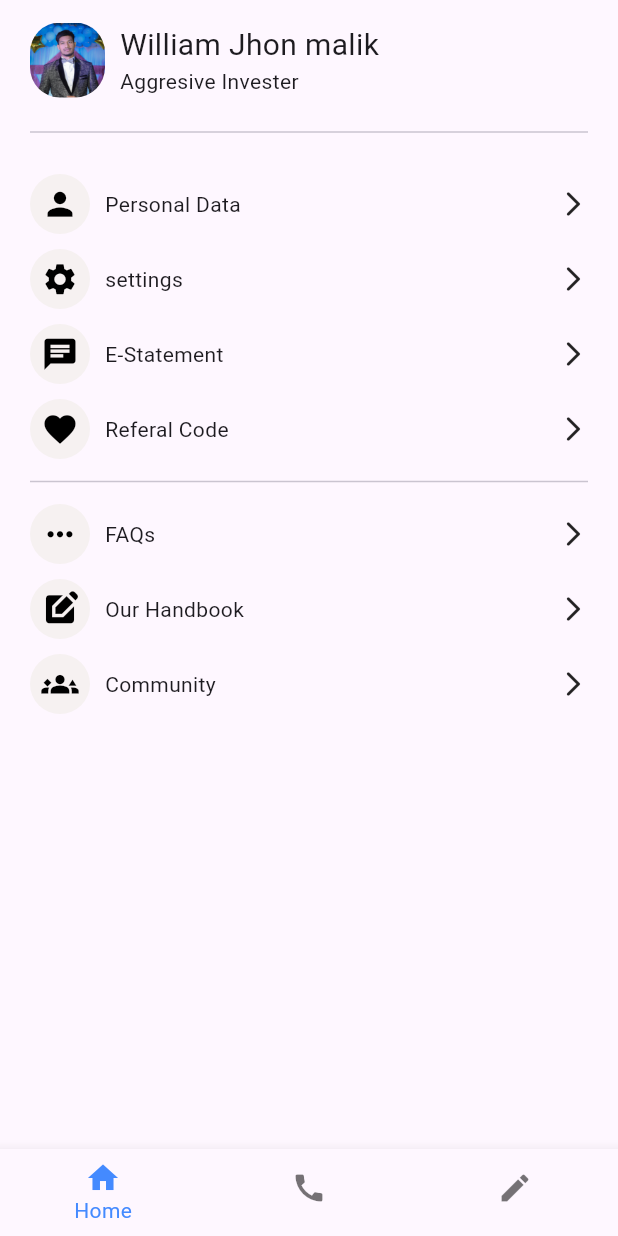
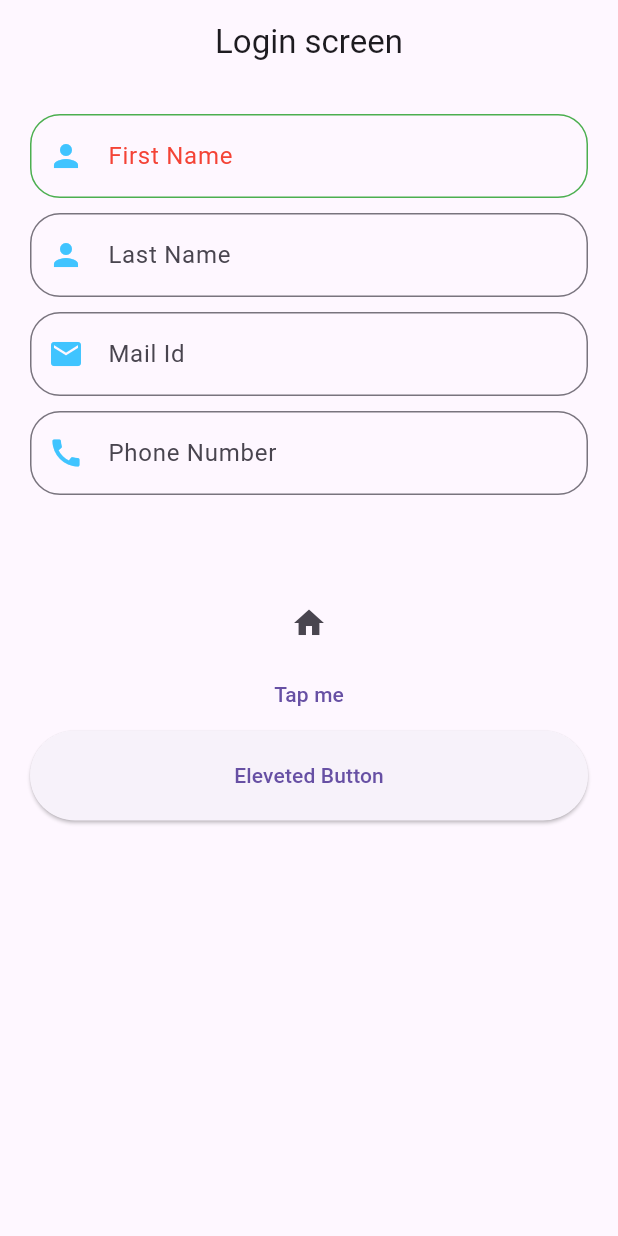
Before and after one commit to Venky2001101/Ride_Koraput, a Flutter app: the screen it shows after launch, on a phone screen of 412 x 824 dp. Run offline on Flutter 3.47's test engine with Material 3 defaults, Android fonts, the phone set to English and light mode, and no system bars.

Commit message:
Login screen

```diff
--- a/lib/main.dart
+++ b/lib/main.dart
@@ -2,7 +2,8 @@ import 'package:flutter/material.dart';
 import 'package:flutter/services.dart';
 import 'package:ride_koraput/screens/dummy_screen.dart';
 import 'package:ride_koraput/screens/home_screen.dart';
-import 'package:ride_koraput/screens/bot_nav/profile_screen.dart';
+import 'package:ride_koraput/screens/bar_screens/profile_screen.dart';
+import 'package:ride_koraput/screens/input/form_input_screen.dart';
 
 void main() {
   WidgetsFlutterBinding.ensureInitialized();
@@ -23,7 +24,7 @@ class App extends StatelessWidget {
       // darkTheme: ThemeData.dark(),
       themeMode: ThemeMode.system,
       debugShowCheckedModeBanner: false,
-      home: ProfileScreen(),
+      home: FormInputScreen(),
     );
   }
 }
--- a/lib/screens/bot_nav/profile_screen.dart
+++ b/lib/screens/bar_screens/profile_screen.dart
@@ -1,6 +1,6 @@
 import 'package:flutter/material.dart';
-import 'package:ride_koraput/screens/bot_nav/call_screen.dart';
-import 'package:ride_koraput/screens/bot_nav/edit_screen.dart';
+import 'package:ride_koraput/screens/bar_screens/call_screen.dart';
+import 'package:ride_koraput/screens/bar_screens/edit_screen.dart';
 
 class ProfileScreen extends StatefulWidget {
   const ProfileScreen({super.key});
--- /dev/null
+++ b/lib/screens/input/form_input_screen.dart
@@ -0,0 +1,256 @@
+import 'dart:developer';
+
+import 'package:flutter/material.dart';
+import 'package:flutter/services.dart';
+import 'package:ride_koraput/extension/box_extension.dart';
+import 'package:ride_koraput/extension/context_ext.dart';
+
+class FormInputScreen extends StatefulWidget {
+  const FormInputScreen({super.key});
+
+  @override
+  State<FormInputScreen> createState() => _FormInputScreenState();
+}
+
+class _FormInputScreenState extends State<FormInputScreen> {
+  // int answer = 0;
+  // String input = "";
+  TextEditingController firstNameTextEditingController =
+      TextEditingController();
+  final regExp = RegExp(
+    r'[0-9\^$*.\[\]{}()?\-"!@#%&/\,><:;_~`+=' // <-- Notice the escaped symbols
+    "'" // <-- ' is added to the expression
+    ']',
+  );
+
+  String input2 = "";
+  TextEditingController lastNameTextEditingController = TextEditingController();
+  final _formKey = GlobalKey<FormState>();
+
+  // String input3 = "";
+  TextEditingController mailTextEditingController = TextEditingController();
+  RegExp emailRegex = RegExp(r'^[a-zA-Z0-9.]+@[a-zA-Z0-9]+\.[a-zA-Z]+');
+  // final mailRegExp = RegExp(
+  //   "^[a-zA-Z0-9._%+-]+@[a-zA-Z0-9.-]+\\.[a-zA-Z]{2,4}.\$"
+  // );
+
+  OutlineInputBorder border(Color color) {
+    return OutlineInputBorder(
+      borderSide: BorderSide(color: color),
+      borderRadius: BorderRadius.circular(20),
+    );
+  }
+
+  // void add() {
+  //   int num1 = int.parse(firstNameTextEditingController.text);
+  //   int num2 = int.parse(lastNameTextEditingController.text);
+  //   answer = num1 + num2;
+  //   setState(() {});
+  // }
+
+  @override
+  void initState() {
+    // TODO: implement initState
+    super.initState();
+
+    // firstNameTextEditingController.addListener(() {
+    //   input = firstNameTextEditingController.text;
+    //   setState(() {});
+    // });
+
+    // lastNameTextEditingController.addListener(() {
+    //   input2 = lastNameTextEditingController.text;
+    //   setState(() {});
+    // });
+
+    // mailTextEditingController.addListener(() {
+    //   input3 = mailTextEditingController.text;
+    //   setState(() {});
+    // });
+  }
+
+  @override
+  void dispose() {
+    // TODO: implement dispose
+    super.dispose();
+    firstNameTextEditingController.dispose();
+    lastNameTextEditingController.dispose();
+  }
+
+  @override
+  Widget build(BuildContext context) {
+    return Scaffold(
+      appBar: AppBar(centerTitle: true, title: Text("Login screen")),
+      body: SingleChildScrollView(
+        child: Padding(
+          padding: const EdgeInsets.all(20),
+          child: Form(
+            key: _formKey,
+            child: Column(
+              children: [
+                TextFormField(
+                  controller: firstNameTextEditingController,
+
+                  validator: (value) {
+                    if (value == null || value.isEmpty) {
+                      return "This feild Can't be empty";
+                    }
+                    if (!value.contains(regExp)) {
+                      return "Only Alphabets are expected";
+                    }
+                    return null;
+                  },
+                  onChanged: (value) {
+                    // input = value;
+                    // log("text is $input");
+                    setState(() {});
+                  },
+                  onFieldSubmitted: (value) {
+                    log("value is $value");
+                  },
+                  minLines: 1,
+
+                  // keyboardType: TextInputType.name,
+                  keyboardType: TextInputType.number,
+                  decoration: InputDecoration(
+                    // prefix: Icon(Icons.mail),
+                    prefixIcon: Icon(Icons.person),
+                    prefixIconColor: Colors.lightBlueAccent,
+                    // hint: Text("Email"),
+                    labelText: "First Name",
+                    labelStyle: TextStyle(color: Colors.red),
+                    focusedBorder: OutlineInputBorder(
+                      borderSide: BorderSide(color: Colors.blue),
+                      borderRadius: BorderRadius.circular(20),
+                    ),
+                    enabledBorder: border(Colors.green),
+
+                    border: border(Colors.blueAccent),
+                  ),
+                ),
+                SizedBox(height: 10),
+                TextFormField(
+                  validator: (value) {
+                    if (value == null || value.isEmpty) {
+                      return "This field can't be empty";
+                    }
+                    if (value.length < 3) {
+                      return "last name need to be more then three alphabet";
+                    }
+                    return null;
+                  },
+                  controller: lastNameTextEditingController,
+                  onChanged: (value) {
+                    debugPrint(value);
+                  },
+                  //keyboardType: TextInputType.name,
+                  keyboardType: TextInputType.number,
+                  decoration: InputDecoration(
+                    prefixIcon: Icon(Icons.person),
+                    prefixIconColor: Colors.lightBlueAccent,
+                    label: Text("Last Name"),
+                    border: OutlineInputBorder(
+                      borderRadius: BorderRadius.circular(20),
+                    ),
+                  ),
+                ),
+                SizedBox(height: 10),
+                TextFormField(
+                  validator: (value) {
+                    // bool isValidEmail(String email) {}
+                    if (value == null || value.isEmpty) {
+                      return "This field can't be empty";
+                    }
+                    if (!value.contains(emailRegex)) {
+                      return "Incorrect email Address";
+                    }
+                  },
+                  controller: mailTextEditingController,
+                  onChanged: (value) {
+                    debugPrint(value);
+                  },
+                  keyboardType: TextInputType.emailAddress,
+                  decoration: InputDecoration(
+                    prefixIcon: Icon(Icons.mail),
+                    prefixIconColor: Colors.lightBlueAccent,
+                    label: Text("Mail Id"),
+                    border: OutlineInputBorder(
+                      borderRadius: BorderRadius.circular(20),
+                    ),
+                  ),
+                ),
+                SizedBox(height: 10),
+                TextFormField(
+                  keyboardType: TextInputType.number,
+                  decoration: InputDecoration(
+                    prefixIcon: Icon(Icons.call),
+                    prefixIconColor: Colors.lightBlueAccent,
+                    label: Text("Phone Number"),
+                    border: OutlineInputBorder(
+                      borderRadius: BorderRadius.circular(20),
+                    ),
+                  ),
+                ),
+
+                20.hBox,
+                Text(""),
+                //Text("$answer"),
+                20.hBox,
+                IconButton(
+                  icon: Icon(Icons.home),
+                  onPressed: () {
+                    // add();
+
+                    debugPrint("from Iconbutton");
+                  },
+                  // onLongPress: () {
+                  //   add();
+                  // },
+                ),
+                TextButton(
+                  onPressed: () {
+                    debugPrint("From Text button");
+                  },
+                  child: Text("Tap me"),
+                ),
+                ElevatedButton(
+                  style: ButtonStyle().copyWith(
+                    minimumSize: WidgetStatePropertyAll<Size>(
+                      Size(context.width, 60),
+                    ),
+                  ),
+
+                  onPressed: () {
+                    log(firstNameTextEditingController.text);
+
+                    if (_formKey.currentState?.validate() ?? false) {
+                      // add();
+                      ScaffoldMessenger.of(context).showSnackBar(
+                        SnackBar(
+                          backgroundColor: Colors.green,
+                          content: Text(
+                            "firstname and last name are validated",
+                          ),
+                        ),
+                      );
+                    } else {
+                      ScaffoldMessenger.of(context).showSnackBar(
+                        SnackBar(
+                          backgroundColor: Colors.red,
+                          content: Text(
+                            "Firstname, Lastname  & email addres are not validated",
+                          ),
+                        ),
+                      );
+                    }
+                  },
+                  child: Text("Eleveted Button"),
+                ),
+              ],
+            ),
+          ),
+        ),
+      ),
+    );
+  }
+}
```
Also changed, not shown: lib/extension/context_ext.dart (added, +8 -0 lines), lib/screens/bar_screens/call_screen.dart (renamed from lib/screens/bot_nav/call_screen.dart), lib/screens/bar_screens/edit_screen.dart (renamed from lib/screens/bot_nav/edit_screen.dart).
